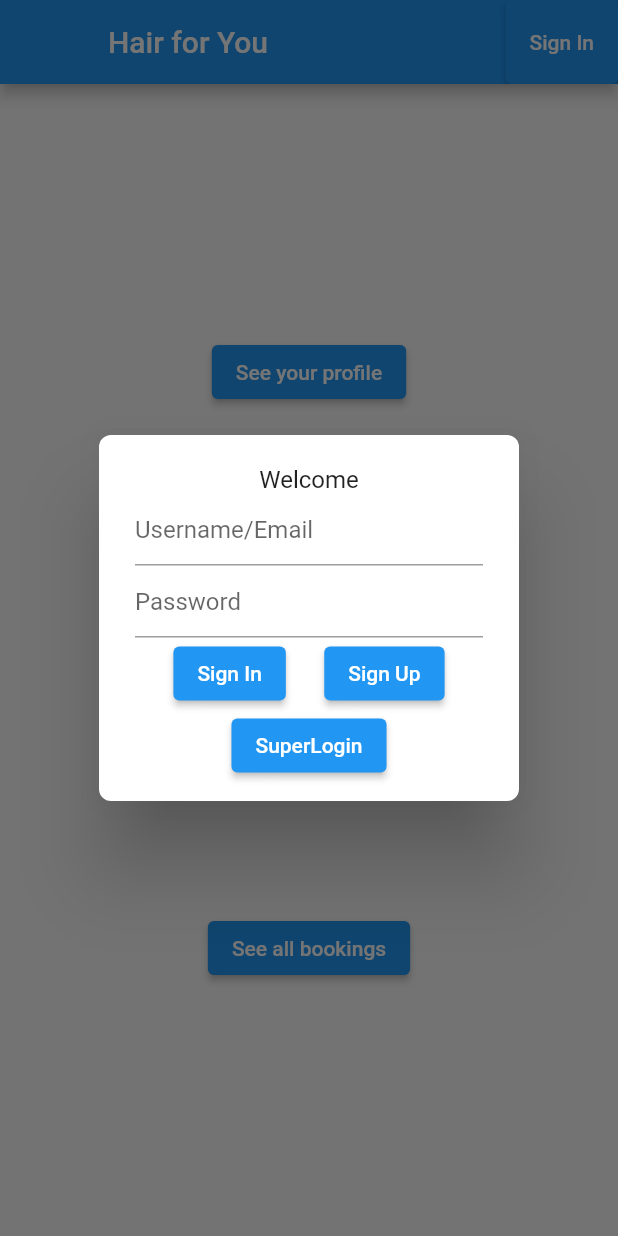
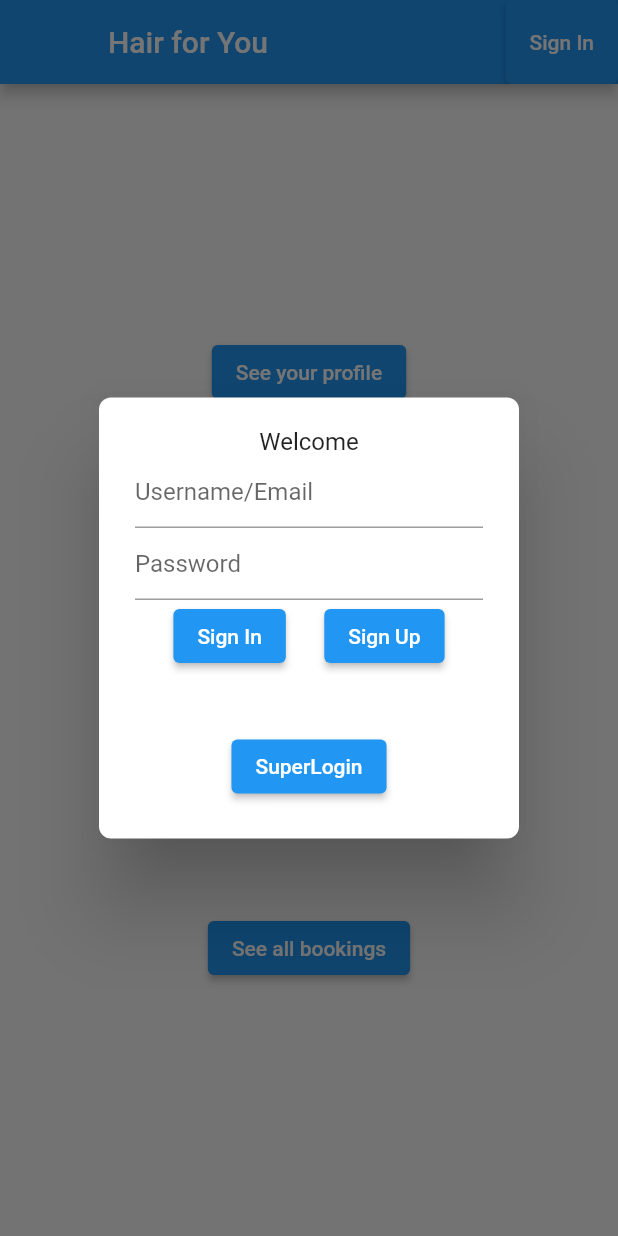
Before and after one commit to josat799/hair-4-you, a Flutter app: the screen it shows after launch, after a tap on "Sign In", on a phone screen of 412 x 824 dp. Run offline on Flutter 3.47's test engine with Material 2 defaults, Android fonts, the light colour scheme and no system bars; our stand-ins replace shared_preferences; missing offline and left inert: aqueduct; accounts and stored records are empty.

Commit message:
Adds more space when register mode is activated

```diff
--- a/frontend/lib/widgets/login_widget.dart
+++ b/frontend/lib/widgets/login_widget.dart
@@ -39,15 +39,12 @@ class _LoginState extends State<Login> {
               Radius.circular(8.0),
             ),
           ),
-          content: SizedBox(
-            height: 300,
-            child: Container(
+          content: Container(
             child: ElevatedButton(
               child: Text("Sign Out"),
               onPressed: () {
                 OAuth(context).logout();
               },
-              ),
             ),
           ),
         );
@@ -59,6 +56,8 @@ class _LoginState extends State<Login> {
     showDialog(
       context: context,
       builder: (context) {
+        return StatefulBuilder(builder: (_, __) {
+          UserState state = context.watch<UserAuth>().userState;
           return AlertDialog(
             shape: RoundedRectangleBorder(
               borderRadius: BorderRadius.all(
@@ -66,10 +65,11 @@ class _LoginState extends State<Login> {
               ),
             ),
             content: SizedBox(
-            height: 200,
+              height: state != UserState.register ? 250 : 400,
               child: LoginMenu(),
             ),
           );
+        });
       },
     );
   }
```
Lines whose indentation alone changed are shown as unchanged.
